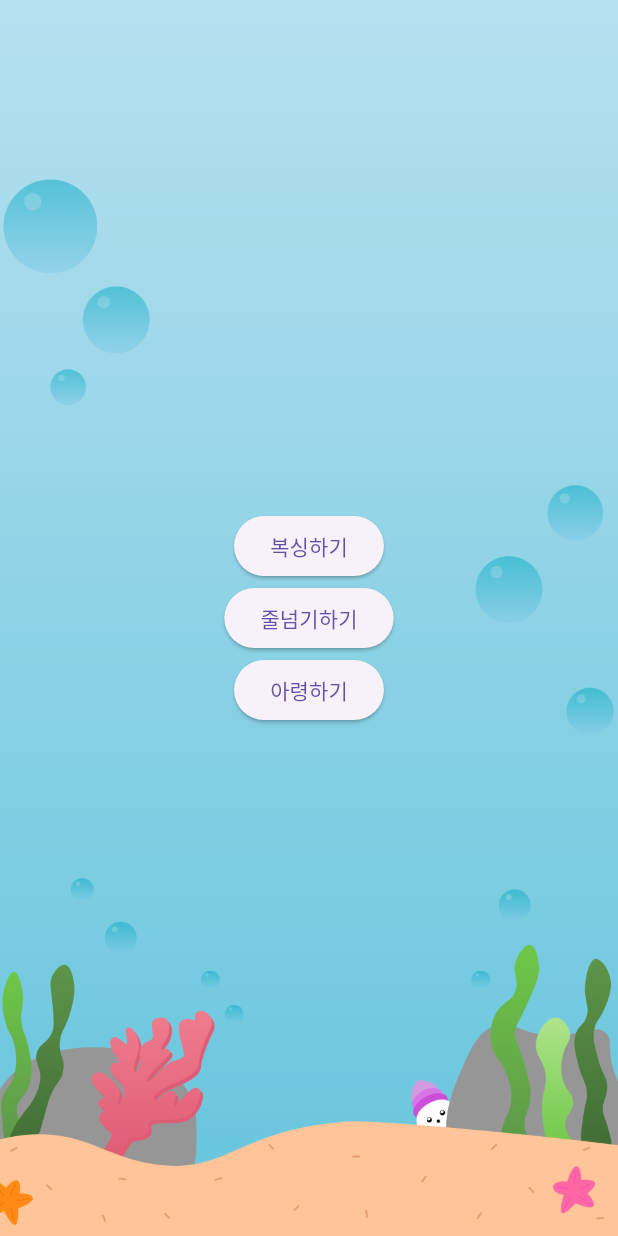
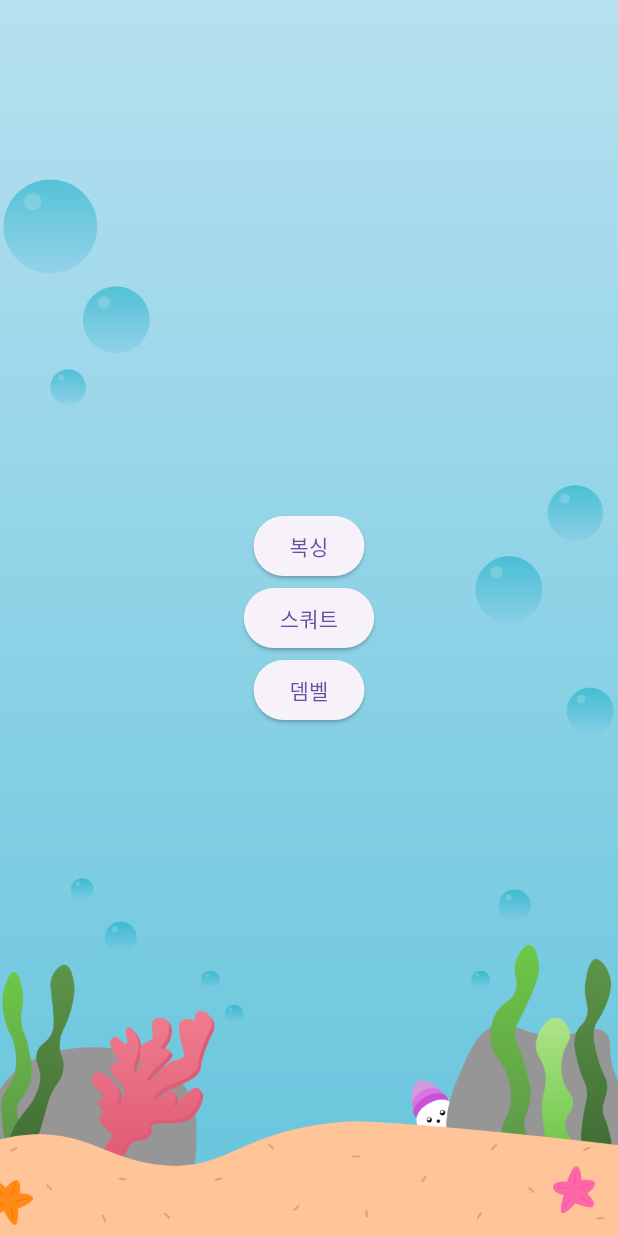
Before and after one commit to jjamk/moonergame_test, a Flutter app: the ExerciseSelectionScreen screen opened directly, on a phone screen of 412 x 824 dp. Run offline on Flutter 3.47's test engine with Material 3 defaults, Android fonts, the phone set to English and light mode, and no system bars; our stand-ins replace assets_audio_player, audioplayers, bubble, flutter_svg, flutter_switch, image_picker and 4 more; missing offline and left inert: flutter_drawing_board, simple_animation_progress_bar; Roboto replaces fonts that are missing (BMJUA); project files that could hold a hidden picture were left out.

Commit message:
뭔가 하긴 했어

```diff
--- a/lib/countnumber.dart
+++ b/lib/countnumber.dart
@@ -402,7 +402,7 @@ class _SpeakableCountNumberGameScreenState extends State<SpeakableCountNumberGam
             top: 120,
             child: Stack(
               children: <Widget>[
-                Image.asset('assets/images/speechbubble.png',
+                SvgPicture.asset('assets/images/speech_bubble.svg',
                     width: 100, height: 100, fit: BoxFit.cover),
                 Positioned(
                   left: 30,
@@ -752,7 +752,7 @@ class _UnspeakableCountNumberGameScreenState extends State<UnspeakableCountNumbe
             top: 120,
             child: Stack(
               children: <Widget>[
-                Image.asset('assets/images/speechbubble.png',
+                SvgPicture.asset('assets/images/speech_bubble.svg',
                     width: 100, height: 100, fit: BoxFit.cover),
                 Positioned(
                   left: 30,
--- a/lib/exercise.dart
+++ b/lib/exercise.dart
@@ -1,4 +1,4 @@
-//복싱 줄넘기 아령
+//복싱 덤벨 스쿼트
 import 'dart:async';
 import 'package:flutter/material.dart';
 import 'package:flutter_svg/svg.dart';
@@ -47,19 +47,19 @@ class ExerciseSelectionScreen extends StatelessWidget {
                 onPressed: () {
                   Navigator.pushNamed(context, '/boxing');
                 },
-                child: Text('복싱하기'),
+                child: Text('복싱'),
               ),
               ElevatedButton(
                 onPressed: () {
                   Navigator.pushNamed(context, '/jumpRope');
                 },
-                child: Text('줄넘기하기'),
+                child: Text('스쿼트'),
               ),
               ElevatedButton(
                 onPressed: () {
                   Navigator.pushNamed(context, '/dumbel');
                 },
-                child: Text('아령하기'),
+                child: Text('뎀벨'),
               ),
             ],
           ),
@@ -391,7 +391,7 @@ class _BoxingGameScreenState extends State<BoxingGameScreen> {
   }
 }
 
-//줄넘기
+//스쿼트
 class JumpRopeGameScreen extends StatefulWidget {
   @override
   _JumpRopeGameScreenState createState() => _JumpRopeGameScreenState();
@@ -546,7 +546,7 @@ class _JumpRopeGameScreenState extends State<JumpRopeGameScreen> {
               left: 150,
               top: 65,
               child: Text(
-                '운동하기 - 줄넘기',
+                '운동하기 - 스쿼트',
                 style: TextStyle(
                   fontSize: 18,
                   fontWeight: FontWeight.bold,
@@ -844,7 +844,7 @@ class _DumbelGameScreenState extends State<DumbelGameScreen> {
               left: 150,
               top: 65,
               child: Text(
-                '운동하기 - 아령',
+                '운동하기 - 덤벨',
                 style: TextStyle(
                   fontSize: 18,
                   fontWeight: FontWeight.bold,
```
Also changed, not shown: lib/opening.dart (+30 -3 lines), pubspec.yaml (+7 -2 lines), assets/images/boxing.svg (added), assets/images/dumbbell.svg (added), assets/images/fisherman_shadow.svg (added), assets/images/speech_bubble.svg (added), assets/images/speechbubble.png (deleted).
